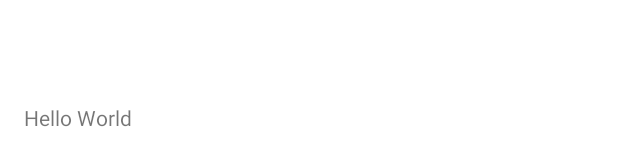
After one commit to goldenkyds/android_dev_guide, an Android app: the layout sample_row.xml on its own in the app's theme, with its tools: preview values and no code run, on a phone screen of 412 x 824 dp. The commit adds this screen. Shown: the part 500-666 px from the top of the screen. Run offline under Robolectric (Android 15) with nearby library versions, the phone set to English and light mode, and no system bars.

Commit message:
Add Sample List

```diff
--- a/app/build.gradle
+++ b/app/build.gradle
@@ -20,6 +20,7 @@ android {
 }
 
 dependencies {
-    compile fileTree(dir: 'libs', include: ['*.jar'])
+    compile fileTree(include: ['*.jar'], dir: 'libs')
     compile 'com.android.support:appcompat-v7:22.2.0'
+    compile 'com.jakewharton:butterknife:5.1.1'
 }
--- a/app/src/main/java/com/goldenkyds/androidGuide/view/SplashScreen.java
+++ b/app/src/main/java/com/goldenkyds/androidGuide/view/SplashScreen.java
@@ -11,6 +11,7 @@ public class SplashScreen extends AppCompatActivity {
 
     @Override
     protected void onCreate(Bundle savedInstanceState) {
+
         super.onCreate(savedInstanceState);
         setContentView(R.layout.activity_splash_screen);
 
--- a/app/src/main/res/layout/activity_main.xml
+++ b/app/src/main/res/layout/activity_main.xml
@@ -8,7 +8,7 @@
 
     <ListView
         android:layout_width="match_parent"
-        android:id="@+id/list_item"
+        android:id="@+id/basic_list"
         android:layout_height="match_parent"/>
 
 
--- /dev/null
+++ b/app/src/main/res/layout/sample_row.xml
@@ -0,0 +1,14 @@
+<?xml version="1.0" encoding="utf-8"?>
+<FrameLayout xmlns:android="http://schemas.android.com/apk/res/android"
+    xmlns:tools="http://schemas.android.com/tools"
+    android:layout_width="match_parent"
+    android:padding="16dp"
+    android:layout_height="match_parent">
+
+    <TextView
+        android:id="@+id/sample_text"
+        android:layout_gravity="center_vertical"
+        android:layout_width="wrap_content"
+        tools:text="Hello World"
+        android:layout_height="wrap_content" />
+</FrameLayout>
```
Also changed, not shown: app/src/main/java/com/goldenkyds/androidGuide/view/MainActivity.java (+50 -0 lines), app/src/main/res/values/sample_list.xml (added, +26 -0 lines), 2 other files.
